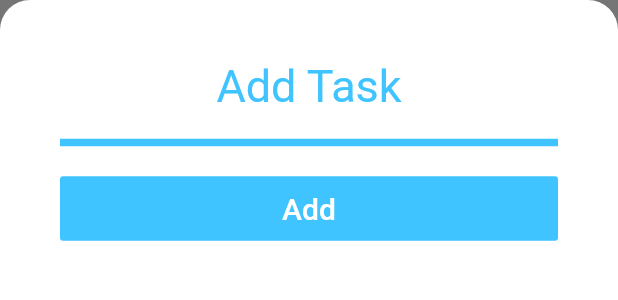
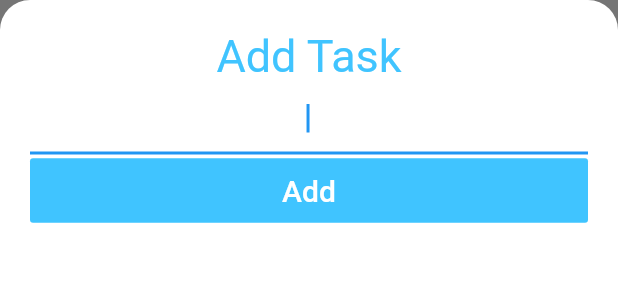
Before and after one commit to vyavdoshenko/flutter_tutorial, a Flutter app: the AddTaskScreen widget shown alone on an empty page, opened directly, on a phone screen of 412 x 824 dp. Shown: the top 300 px of the screen. Run offline on Flutter 3.47's test engine with Material 2 defaults, Android fonts, the phone set to English and light mode, and no system bars; our stand-ins replace animated_text_kit, audioplayers, cloud_firestore, firebase_auth, firebase_core, flutter_spinkit and 5 more; missing offline and left inert: dart:ffi; accounts and stored records are empty.

Commit message:
todoey project. fix after refer on tutorial

```diff
--- a/todoey/lib/screens/add_task_screen.dart
+++ b/todoey/lib/screens/add_task_screen.dart
@@ -6,9 +6,7 @@ class AddTaskScreen extends StatelessWidget {
     return Container(
       color: Color(0xFF757575),
       child: Container(
-        padding: EdgeInsets.symmetric(
-          horizontal: 20.0,
-        ),
+        padding: EdgeInsets.all(20.0),
         decoration: BoxDecoration(
           color: Colors.white,
           borderRadius: BorderRadius.only(
@@ -16,33 +14,27 @@ class AddTaskScreen extends StatelessWidget {
             topRight: Radius.circular(20.0),
           ),
         ),
-        child: Container(
-          padding: EdgeInsets.only(
-            top: 40.0,
-            bottom: 20.0,
-            left: 20.0,
-            right: 20.0,
-          ),
         child: Column(
           crossAxisAlignment: CrossAxisAlignment.stretch,
           children: <Widget>[
-              Center(
-                  child: Text(
+            Text(
               'Add Task',
+              textAlign: TextAlign.center,
               style: TextStyle(
                 fontSize: 30.0,
                 color: Colors.lightBlueAccent,
               ),
-              )),
-              Divider(
-                height: 40.0,
-                thickness: 5.0,
-                color: Colors.lightBlueAccent,
+            ),
+            TextField(
+              autofocus: true,
+              textAlign: TextAlign.center,
             ),
             FlatButton(
               padding: EdgeInsets.symmetric(vertical: 10.0),
               color: Colors.lightBlueAccent,
-                onPressed: () {},
+              onPressed: () {
+                // required
+              },
               child: Text(
                 'Add',
                 style: TextStyle(
@@ -55,7 +47,6 @@ class AddTaskScreen extends StatelessWidget {
           ],
         ),
       ),
-      ),
     );
   }
 }
```
Lines whose indentation alone changed are shown as unchanged.
